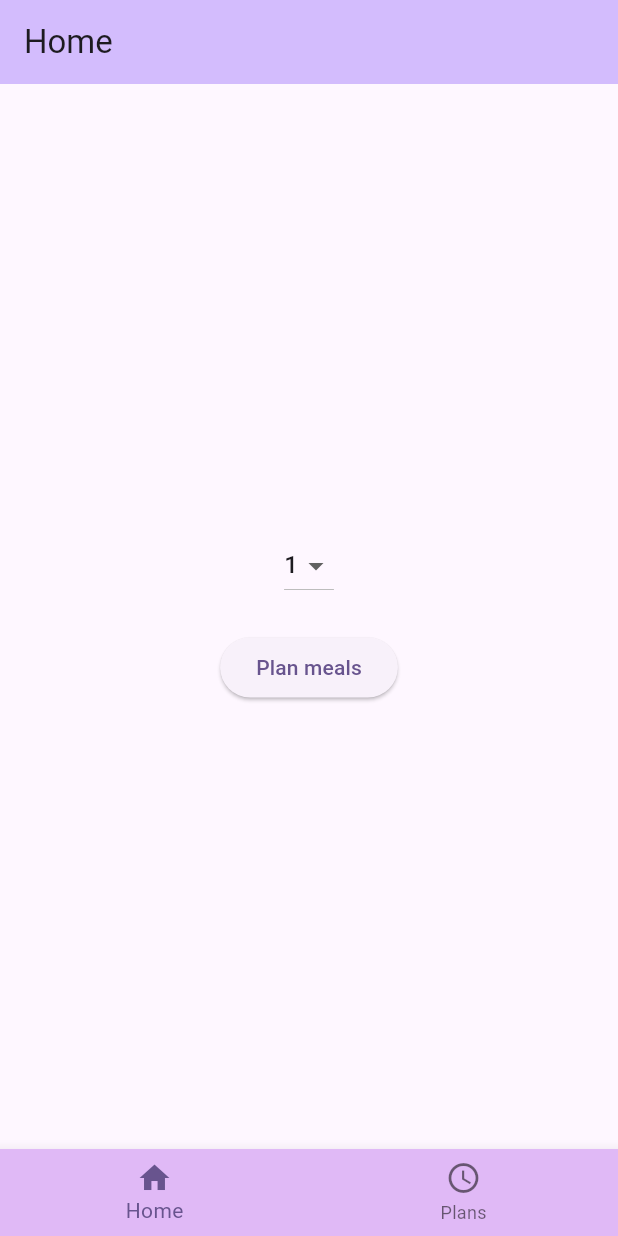
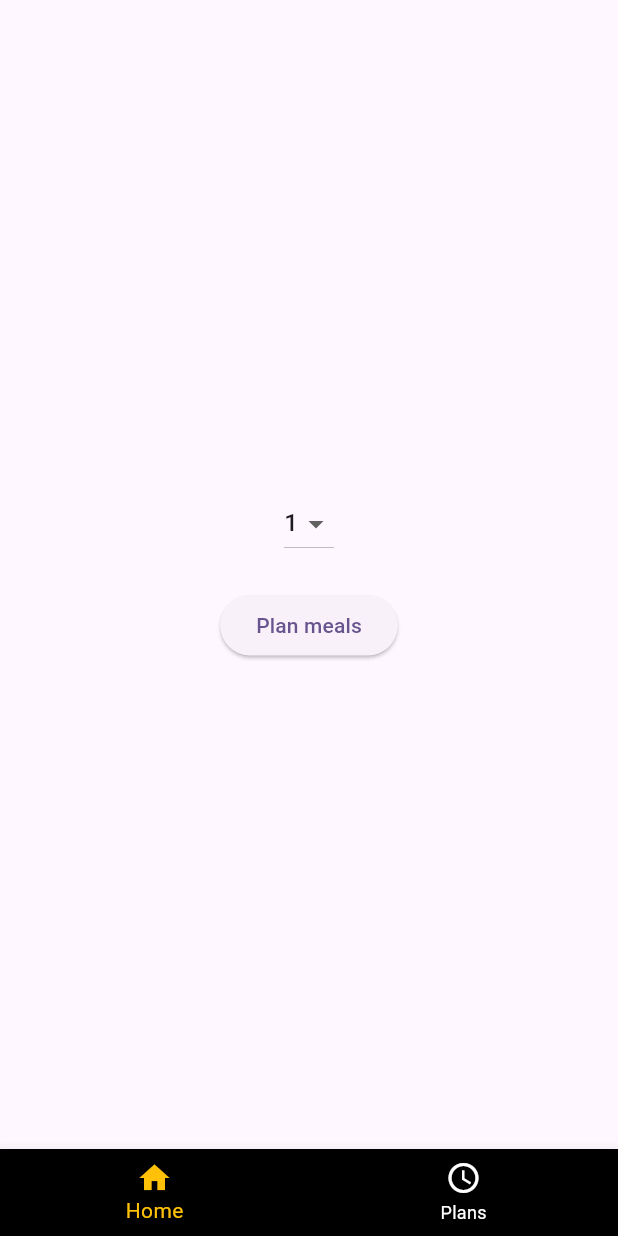
Before and after one commit to Victoria-Developer/Fitsy, a Flutter app: the screen it shows after launch, on a phone screen of 412 x 824 dp. Run offline on Flutter 3.47's test engine with Material 3 defaults, Android fonts, the phone set to English and light mode, and no system bars; our stand-ins replace go_router.

Commit message:
- Added highlighted selected bottom navigation item. - Removed top bar navigation. - Refactoring.

```diff
--- a/lib/main.dart
+++ b/lib/main.dart
@@ -1,47 +1,9 @@
-import 'package:fitsy/screens/home_page.dart';
-import 'package:fitsy/screens/plans_page.dart';
-import 'package:fitsy/screens/recipes_page.dart';
-import 'package:fitsy/widgets/app_scaffold.dart';
+import 'package:fitsy/navigation/app_navigator.dart';
 import 'package:flutter/material.dart';
-import 'package:go_router/go_router.dart';
 
 void main() {
   runApp(const MyApp());
 }
-
-final _rootNavigatorKey = GlobalKey<NavigatorState>();
-final _shellNavigatorKey = GlobalKey<NavigatorState>();
-
-// GoRouter configuration
-final _router = GoRouter(
-  navigatorKey: _rootNavigatorKey,
-  initialLocation: '/',
-  routes: [
-    ShellRoute(
-        navigatorKey: _shellNavigatorKey,
-        builder: (context, state, child) => AppScaffold(child: child),
-        routes: [
-          GoRoute(
-            name: 'home',
-            path: '/',
-            builder: (context, state) => const HomePage(title: 'Home'),
-          ),
-          GoRoute(
-            name: 'recipes',
-            path: '/recipes/:days',
-            builder: (context, state) {
-              int days = int.parse(state.pathParameters['days']!);
-              return RecipesPage(title: 'Recipes', days: days);
-            },
-          ),
-          GoRoute(
-            name: 'plans',
-            path: '/plans',
-            builder: (context, state) => const PlansPage(title: 'Plans'),
-          ),
-        ])
-  ],
-);
 
 class MyApp extends StatelessWidget {
   const MyApp({super.key});
@@ -60,7 +22,7 @@ class MyApp extends StatelessWidget {
             ),
         useMaterial3: true,
       ),
-      routerConfig: _router,
+      routerConfig: AppNavigator.instance.router,
     );
   }
 }
--- /dev/null
+++ b/lib/navigation/app_navigator.dart
@@ -0,0 +1,114 @@
+
+import 'package:fitsy/navigation/route.dart';
+import 'package:fitsy/widgets/app_scaffold.dart';
+import 'package:flutter/material.dart';
+import 'package:go_router/go_router.dart';
+
+import '../screens/home_page.dart';
+import '../screens/plans_page.dart';
+import '../screens/recipes_page.dart';
+
+class AppNavigator {
+  static final AppNavigator _instance = AppNavigator._internal();
+
+  static AppNavigator get instance => _instance;
+
+  late GoRouter router;
+  final _rootNavigatorKey = GlobalKey<NavigatorState>();
+  final _shellNavigatorKey = GlobalKey<NavigatorState>();
+
+  final homeRoute = NavRoute(id: 0, path: "/", name: "home");
+  final plansRoute = NavRoute(id: 1, path: "/plans", name: "plans");
+  final recipesRoute = NavRoute(id: -1, path: "/recipes", name: "recipes");
+
+  AppNavigator._internal() {
+    final routes = <NavRoute>[homeRoute, recipesRoute, plansRoute];
+
+    router = GoRouter(
+      navigatorKey: _rootNavigatorKey,
+      initialLocation: homeRoute.path,
+      routes: [
+        ShellRoute(
+            navigatorKey: _shellNavigatorKey,
+            builder: (context, state, child) {
+              int index = routes
+                  .firstWhere((route) => route.name == state.topRoute!.name,
+                      orElse: () => routes[0])
+                  .id;
+              return AppScaffold(
+                  onNavigateToTab: onNavigateToTab,
+                  currentTabId: index,
+                  child: child);
+            },
+            routes: [
+              GoRoute(
+                name: homeRoute.name,
+                path: homeRoute.path,
+                builder: (context, state) => HomePage(
+                    onNavigateToRecipes: (days) {
+                      router.pushNamed(recipesRoute.name,
+                          pathParameters: {"days": "$days"});
+                      // index = -1;
+                    },
+                    title: 'Home'),
+              ),
+              GoRoute(
+                name: recipesRoute.name,
+                path: '${recipesRoute.path}/:days',
+                builder: (context, state) {
+                  int days = int.parse(state.pathParameters['days']!);
+                  return RecipesPage(title: 'Recipes', days: days);
+                },
+              ),
+              GoRoute(
+                name: plansRoute.name,
+                path: plansRoute.path,
+                builder: (context, state) => const PlansPage(title: 'Plans'),
+              ),
+            ])
+      ],
+    );
+  }
+
+  void popUntilPath(String routePath) {
+    //final router = GoRouter.of(context);
+    final GoRouterDelegate delegate = router.routerDelegate;
+    List routeStacks = [...delegate.currentConfiguration.routes];
+
+    bool pathExists = routeStacks.any((route) {
+      return route is GoRoute && route.name == routePath;
+    });
+
+    if (!pathExists) {
+      router.push(routePath);
+      return;
+    }
+
+    for (int i = routeStacks.length - 1; i >= 0; i--) {
+      RouteBase route = routeStacks[i];
+      if (route is GoRoute) {
+        if (route.name == routePath) break;
+        if (i != 0 && routeStacks[i - 1] is ShellRoute) {
+          RouteMatchList matchList = delegate.currentConfiguration;
+          router.restore(matchList.remove(matchList.matches.last));
+        } else {
+          router.pop();
+        }
+      }
+    }
+  }
+
+  void onNavigateToTab(int index) {
+    switch (index) {
+      case 0:
+        popUntilPath(homeRoute.path);
+        break;
+      case 1:
+        popUntilPath(plansRoute.path);
+        break;
+      default:
+        router.go(homeRoute.path);
+        break;
+    }
+  }
+}
--- /dev/null
+++ b/lib/navigation/route.dart
@@ -0,0 +1,7 @@
+class NavRoute {
+  NavRoute({required this.id, required this.path, required this.name});
+
+  final int id;
+  final String path;
+  final String name;
+}
--- a/lib/screens/home_page.dart
+++ b/lib/screens/home_page.dart
@@ -1,10 +1,14 @@
 import 'package:flutter/material.dart';
-import 'package:go_router/go_router.dart';
 
 class HomePage extends StatefulWidget {
-  const HomePage({super.key, required this.title});
+  const HomePage({
+    super.key,
+    required this.title,
+    required this.onNavigateToRecipes
+  });
 
   final String title;
+  final void Function(int) onNavigateToRecipes;
 
   @override
   State<HomePage> createState() => _HomePagePageState();
@@ -22,10 +26,6 @@ class _HomePagePageState extends State<HomePage> {
   @override
   Widget build(BuildContext context) {
     return Scaffold(
-        appBar: AppBar(
-          backgroundColor: Theme.of(context).colorScheme.inversePrimary,
-          title: Text(widget.title),
-        ),
         body: Center(
           child: Column(
             mainAxisAlignment: MainAxisAlignment.center,
@@ -35,7 +35,7 @@ class _HomePagePageState extends State<HomePage> {
               ElevatedButton(
                 onPressed: () {
                   // Send data to recipes screen
-                  context.pushNamed('recipes', pathParameters: {"days": "$days"});
+                  widget.onNavigateToRecipes(days);
                 },
                 child: const Text('Plan meals'),
               ),
--- a/lib/screens/recipes_page.dart
+++ b/lib/screens/recipes_page.dart
@@ -36,10 +36,6 @@ class _RecipesPageState extends State<RecipesPage> {
   @override
   Widget build(BuildContext context) {
     return Scaffold(
-        appBar: AppBar(
-          backgroundColor: Theme.of(context).colorScheme.inversePrimary,
-          title: Text(widget.title),
-        ),
         body: Center(
             child: FutureBuilder<List<MealPlan>>(
           future: recipesList,
--- a/lib/widgets/app_scaffold.dart
+++ b/lib/widgets/app_scaffold.dart
@@ -1,76 +1,38 @@
 import 'package:flutter/material.dart';
-import 'package:go_router/go_router.dart';
 
-class AppScaffold extends StatefulWidget {
-  const AppScaffold({super.key, required this.child});
+class AppScaffold extends StatelessWidget {
+  const AppScaffold(
+      {super.key,
+      required this.child,
+      required this.onNavigateToTab,
+      required this.currentTabId});
 
   final Widget child;
-
-  @override
-  State<AppScaffold> createState() => _AppScaffoldState();
-}
-
-class _AppScaffoldState extends State<AppScaffold> {
-  int currentIndex = 0;
+  final void Function(int) onNavigateToTab;
+  final int currentTabId;
 
   @override
   Widget build(BuildContext context) {
+    const unselectedItemColor = Colors.white;
+    const items = [
+      BottomNavigationBarItem(icon: Icon(Icons.home), label: 'Home'),
+      BottomNavigationBarItem(icon: Icon(Icons.access_time), label: 'Plans')
+    ];
+
+    bool isPartOfBottomNav = items.length > currentTabId || currentTabId >= 0;
+
     return Scaffold(
-      body: widget.child,
+      body: child,
       bottomNavigationBar: BottomNavigationBar(
-        onTap: changeTab,
-        backgroundColor: const Color(0xffe0b9f6),
-        currentIndex: currentIndex,
-        items: const [
-          BottomNavigationBarItem(icon: Icon(Icons.home), label: 'Home'),
-          BottomNavigationBarItem(icon: Icon(Icons.access_time), label: 'Plans')
-        ],
+        onTap: onNavigateToTab,
+        type: BottomNavigationBarType.fixed,
+        backgroundColor: Colors.black,
+        selectedItemColor: isPartOfBottomNav ? Colors.amber : unselectedItemColor,
+        unselectedItemColor: unselectedItemColor,
+        currentIndex: isPartOfBottomNav ? currentTabId : 0,
+        items: items,
       ),
     );
   }
 
-  void popUntilPath(String routePath) {
-    final router = GoRouter.of(context);
-    final GoRouterDelegate delegate = router.routerDelegate;
-    List routeStacks = [...delegate.currentConfiguration.routes];
-
-    bool pathExists = routeStacks.any((route) {
-      return route is GoRoute && route.name == routePath;
-    });
-
-    if (!pathExists) {
-      router.push(routePath);
-      return;
-    }
-
-    for (int i = routeStacks.length - 1; i >= 0; i--) {
-      RouteBase route = routeStacks[i];
-      if (route is GoRoute) {
-        if (route.name == routePath) break;
-        if (i != 0 && routeStacks[i - 1] is ShellRoute) {
-          RouteMatchList matchList = delegate.currentConfiguration;
-          router.restore(matchList.remove(matchList.matches.last));
-        } else {
-          router.pop();
-        }
-      }
-    }
-  }
-
-  void changeTab(int index) {
-    switch (index) {
-      case 0:
-        popUntilPath('/');
-        break;
-      case 1:
-        popUntilPath('/plans');
-        break;
-      default:
-        context.go('/');
-        break;
-    }
-    setState(() {
-      currentIndex = index;
-    });
-  }
 }
```
Also changed, not shown: lib/screens/plans_page.dart (+2 -6 lines).
